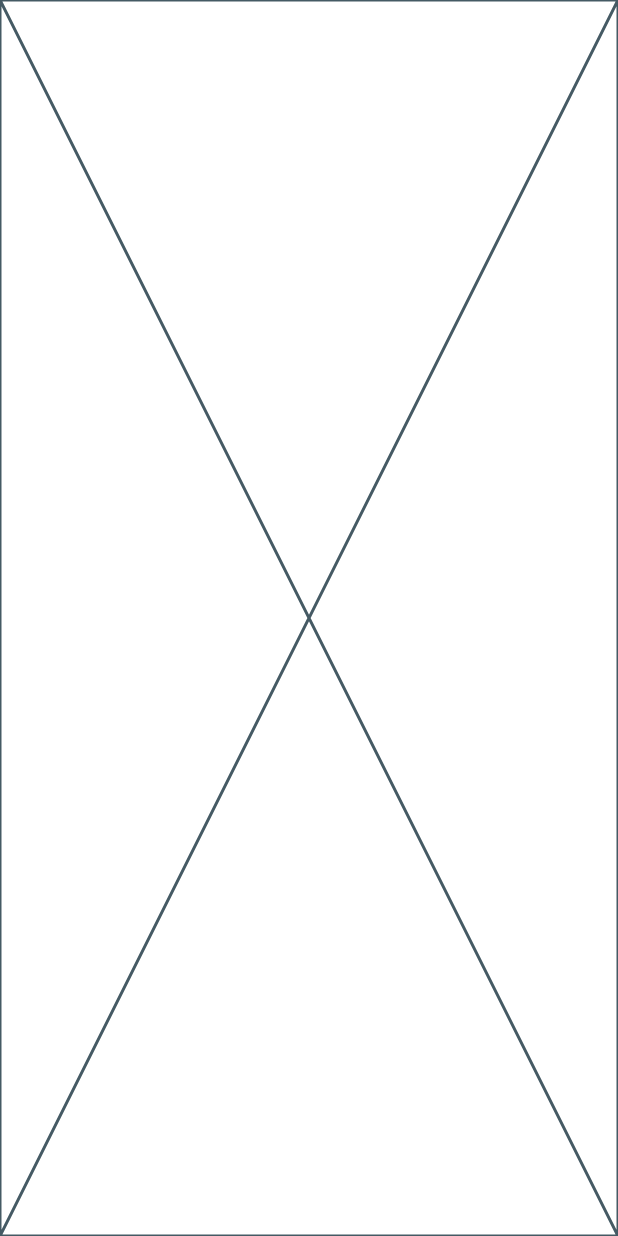
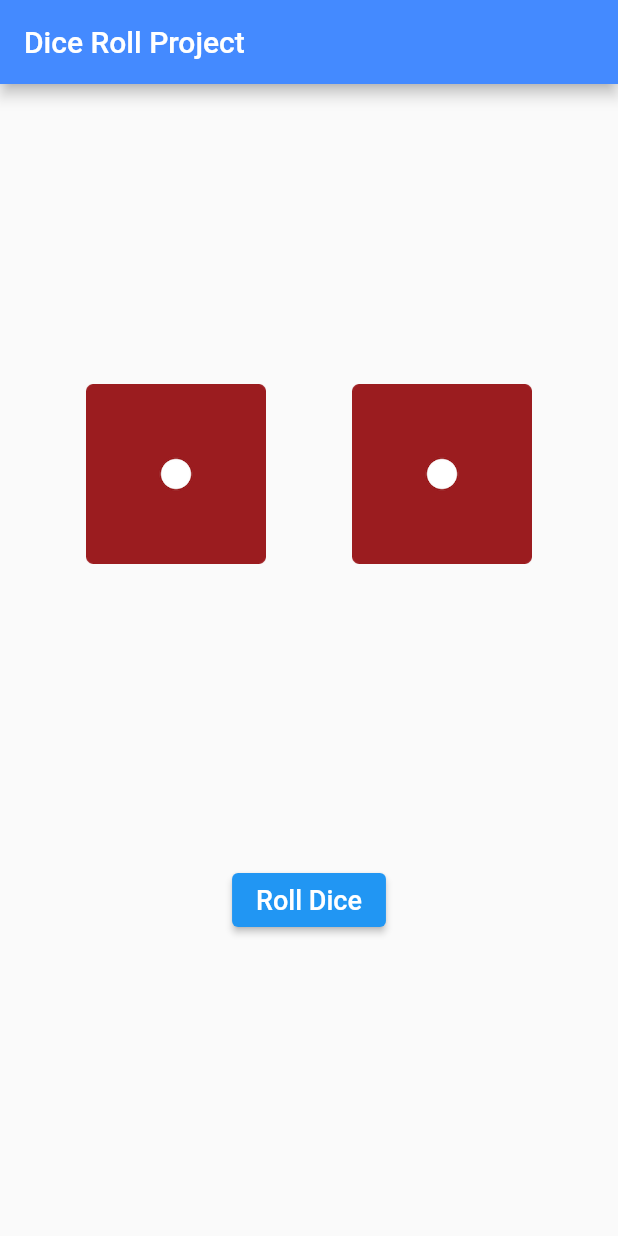
Before and after one commit to msalman2890/dice_project_flutter, a Flutter app: the screen it shows after launch, on a phone screen of 412 x 824 dp. Run offline on Flutter 3.47's test engine with Material 2 defaults, Android fonts, the phone set to English and light mode, and no system bars.

Commit message:
complete implementation

```diff
--- a/lib/main.dart
+++ b/lib/main.dart
@@ -1,3 +1,5 @@
+import 'dart:math';
+
 import 'package:flutter/material.dart';
 
 void main() {
@@ -14,16 +16,64 @@ class MyApp extends StatelessWidget {
       theme: ThemeData(
         primarySwatch: Colors.blue,
       ),
-      home: const HomeScreen(),
+      home: HomeScreen(),
     );
   }
 }
 
-class HomeScreen extends StatelessWidget {
-  const HomeScreen({Key? key}) : super(key: key);
+class HomeScreen extends StatefulWidget {
+  @override
+  State<HomeScreen> createState() => _HomeScreenState();
+}
+
+class _HomeScreenState extends State<HomeScreen> {
+  String dice1Image = "assets/dice1.png";
+
+  String dice2Image = "assets/dice1.png";
+
+  void rollDice() {
+    int randomNumber = Random().nextInt(6) + 1;
+    int randomNumber2 = Random().nextInt(6) + 1;
+    setState(() {
+      dice1Image = "assets/dice$randomNumber.png";
+      dice2Image = "assets/dice$randomNumber2.png";
+    });
+  }
 
   @override
   Widget build(BuildContext context) {
-    return const Placeholder();
+    return Scaffold(
+      appBar: AppBar(
+        backgroundColor: Colors.blueAccent,
+        title: Text("Dice Roll Project"),
+      ),
+      body: Column(
+        mainAxisAlignment: MainAxisAlignment.spaceEvenly,
+        children: [
+          Row(
+            mainAxisAlignment: MainAxisAlignment.spaceEvenly,
+            children: [
+              Image.asset(
+                dice1Image,
+                height: 120,
+                width: 120,
+              ),
+              Image.asset(
+                dice2Image,
+                height: 120,
+                width: 120,
+              )
+            ],
+          ),
+          ElevatedButton(
+            onPressed: rollDice,
+            child: Text(
+              "Roll Dice",
+              style: TextStyle(fontSize: 18),
+            ),
+          )
+        ],
+      ),
+    );
   }
 }
--- a/pubspec.yaml
+++ b/pubspec.yaml
@@ -60,9 +60,8 @@ flutter:
   uses-material-design: true
 
   # To add assets to your application, add an assets section, like this:
-  # assets:
-  #   - images/a_dot_burr.jpeg
-  #   - images/a_dot_ham.jpeg
+  assets:
+    - assets/
 
   # An image asset can refer to one or more resolution-specific "variants", see
   # https://flutter.dev/assets-and-images/#resolution-aware
```
